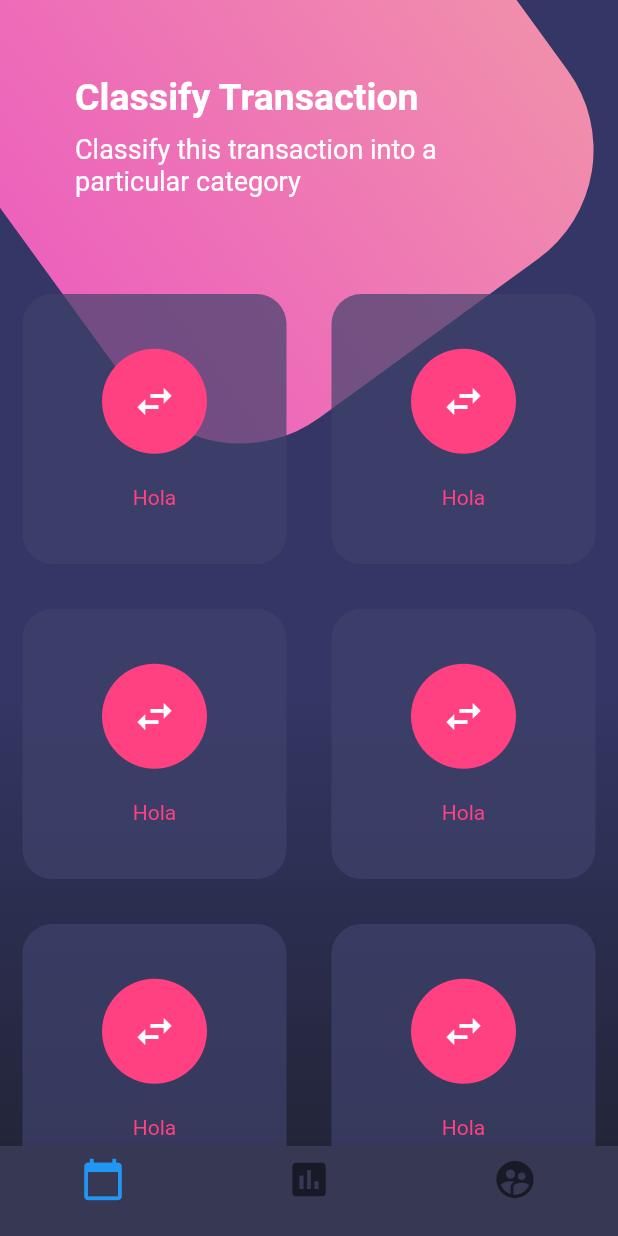
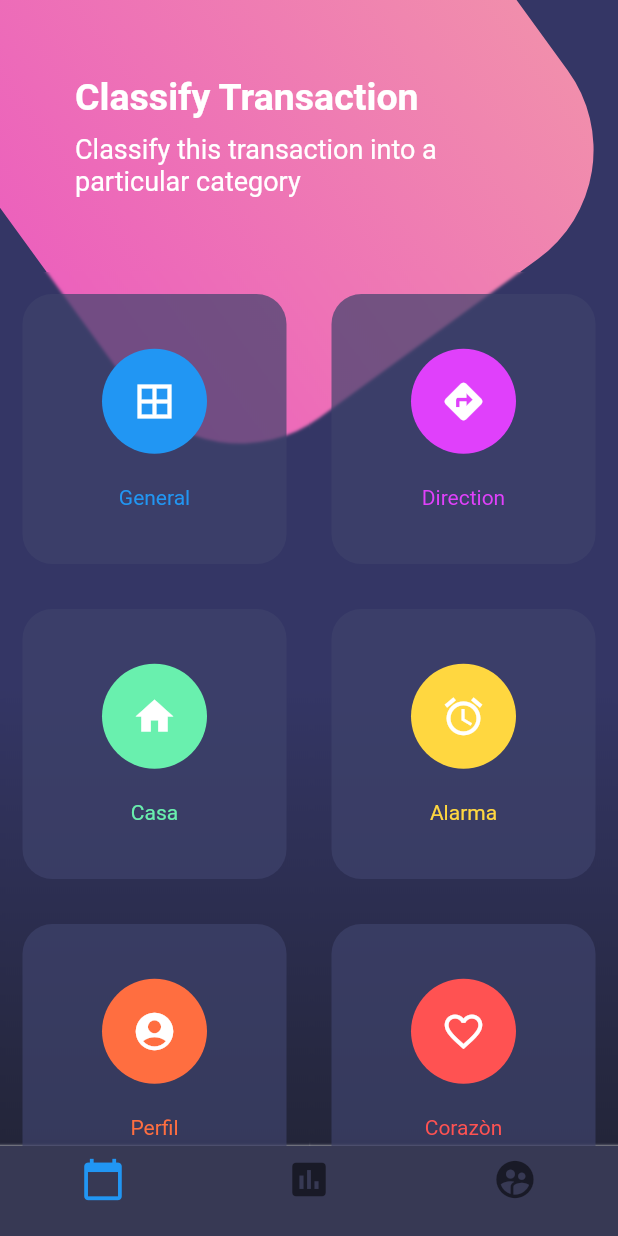
Before and after one commit to lskywolfll/Design-Flutter, a Flutter app: the screen it shows after launch, on a phone screen of 412 x 824 dp. Run offline on Flutter 3.47's test engine with Material 2 defaults, Android fonts, the phone set to English and light mode, and no system bars.

Commit message:
se termina la pagina con gradientes y complejidad visual

```diff
--- a/lib/src/pages/botones_page.dart
+++ b/lib/src/pages/botones_page.dart
@@ -1,4 +1,5 @@
 import 'dart:math';
+import 'dart:ui';
 
 import 'package:flutter/material.dart';
 
@@ -22,57 +23,57 @@ class BotonesPage extends StatelessWidget {
     );
   }
 
-  Widget _botonesRedondeados(){
+  Widget _botonesRedondeados() {
     return Table(
       children: <TableRow>[
-        TableRow(
-          children: <Widget>[
-            _crearBotonRedondeado(),
-            _crearBotonRedondeado()
-          ]
-        ),
-        TableRow(
-          children: <Widget>[
-            _crearBotonRedondeado(),
-            _crearBotonRedondeado()
-          ]
-        ),
-        TableRow(
-          children: <Widget>[
-            _crearBotonRedondeado(),
-            _crearBotonRedondeado()
-          ]
-        ),
-        TableRow(
-          children: <Widget>[
-            _crearBotonRedondeado(),
-            _crearBotonRedondeado()
-          ]
-        ),
+        TableRow(children: <Widget>[
+          _crearBotonRedondeado(Colors.blue, Icons.border_all, "General"),
+          _crearBotonRedondeado(Colors.purpleAccent, Icons.directions, "Direction"),
+        ]),
+        TableRow(children: <Widget>[
+          _crearBotonRedondeado(Colors.greenAccent, Icons.home, "Casa"),
+          _crearBotonRedondeado(Colors.amberAccent, Icons.access_alarm, "Alarma"),
+        ]),
+        TableRow(children: <Widget>[
+          _crearBotonRedondeado(Colors.deepOrangeAccent, Icons.account_circle, "Perfil"),
+          _crearBotonRedondeado(Colors.redAccent, Icons.favorite_border, "Corazòn"),
+        ]),
+        TableRow(children: <Widget>[
+          _crearBotonRedondeado(Colors.indigoAccent, Icons.flight_takeoff, "Viaje Salida"),
+          _crearBotonRedondeado(Colors.deepPurpleAccent, Icons.flight_land, "Viaje LLegada"),
+        ]),
       ],
     );
   }
 
-  Widget _crearBotonRedondeado(){
-    return Container(
+  Widget _crearBotonRedondeado(Color color, IconData icono, String texto) {
+    return ClipRect(
+      child: BackdropFilter(
+        filter: ImageFilter.blur(sigmaX: 1.0, sigmaY: 1.0),
+        child: Container(
           height: 180.0,
           margin: EdgeInsets.all(15.0),
           decoration: BoxDecoration(
               color: Color.fromRGBO(62, 66, 107, 0.7),
-        borderRadius: BorderRadius.circular(20.0)
-      ),
+              borderRadius: BorderRadius.circular(20.0)),
           child: Column(
             mainAxisAlignment: MainAxisAlignment.spaceAround,
             children: <Widget>[
               SizedBox(height: 5.0),
               CircleAvatar(
-            backgroundColor: Colors.pinkAccent,
+                backgroundColor: color,
                 radius: 35.0,
-            child: Icon(Icons.swap_horiz, color: Colors.white, size: 30.0,),
+                child: Icon(
+                  icono,
+                  color: Colors.white,
+                  size: 30.0,
                 ),
-          Text("Hola", style: TextStyle(color: Colors.pinkAccent)),
+              ),
+              Text(texto, style: TextStyle(color: color)),
               SizedBox(height: 5.0),
             ],
+          ),
+        ),
       ),
     );
   }
@@ -82,17 +83,22 @@ class BotonesPage extends StatelessWidget {
         data: Theme.of(context).copyWith(
             canvasColor: Color.fromRGBO(55, 57, 84, 1.0),
             primaryColor: Colors.pinkAccent,
-          textTheme: Theme.of(context).textTheme
-            .copyWith( caption: TextStyle(color: Color.fromRGBO(116, 117, 152, 1.0)) )
-        ),
+            textTheme: Theme.of(context).textTheme.copyWith(
+                caption: TextStyle(color: Color.fromRGBO(116, 117, 152, 1.0)))),
         child: BottomNavigationBar(
           items: <BottomNavigationBarItem>[
             BottomNavigationBarItem(
-                icon: Icon(Icons.calendar_today, size: 30.0,), title: Container(), ),
+              icon: Icon(
+                Icons.calendar_today,
+                size: 30.0,
+              ),
+              title: Container(),
+            ),
             BottomNavigationBarItem(
                 icon: Icon(Icons.insert_chart, size: 30.0), title: Container()),
             BottomNavigationBarItem(
-                icon: Icon(Icons.supervised_user_circle, size: 30.0), title: Container()),
+                icon: Icon(Icons.supervised_user_circle, size: 30.0),
+                title: Container()),
           ],
         ));
   }
```
Lines whose indentation alone changed are shown as unchanged.
